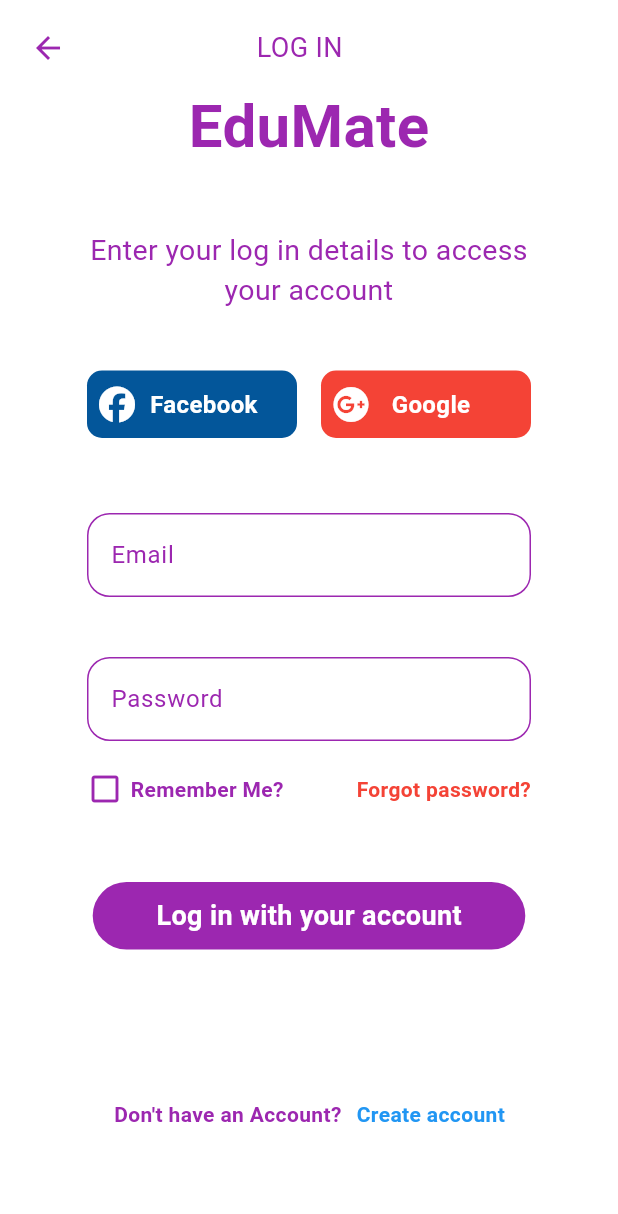
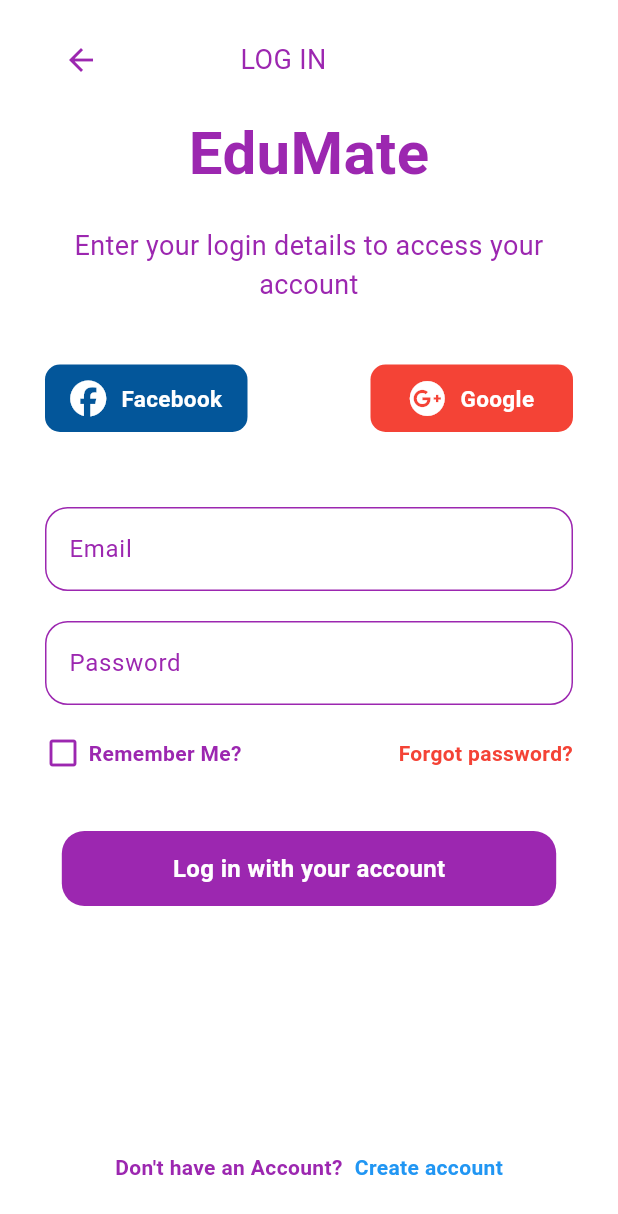
Before and after one commit to Eranga035225/learning_app_flutter, a Flutter app: the screen it shows after launch, on a phone screen of 412 x 824 dp. Shown: the top 1214 px of the screen. Run offline on Flutter 3.47's test engine with Material 3 defaults, Android fonts, the phone set to English and light mode, and no system bars; our stand-ins replace font_awesome_flutter, logger.

```diff
--- a/lib/screens/login_screen.dart
+++ b/lib/screens/login_screen.dart
@@ -1,6 +1,5 @@
 import 'package:flutter/material.dart';
 import 'package:font_awesome_flutter/font_awesome_flutter.dart';
-import 'package:learning_app_flutter/screens/myClasses.dart';
 import 'package:learning_app_flutter/screens/welcome_screen.dart';
 
 class LoginScreen extends StatefulWidget {
@@ -11,202 +10,213 @@ class LoginScreen extends StatefulWidget {
 }
 
 class _LoginScreenState extends State<LoginScreen> {
-
   @override
   Widget build(BuildContext context) {
-     final  size = MediaQuery.sizeOf(context);
+    final size = MediaQuery.sizeOf(context);
     return Scaffold(
       backgroundColor: Colors.white,
       body: SafeArea(
         child: Center(
           child: Padding(
-            padding: const EdgeInsets.all(8.0),
+            // ✅ Apply uniform padding for the whole column
+            padding: const EdgeInsets.symmetric(horizontal: 30, vertical: 16),
             child: Column(
-              mainAxisAlignment: MainAxisAlignment.start,
+              crossAxisAlignment: CrossAxisAlignment.center,
               children: [
+                // Top Row (Back button + Title)
                 Row(
                   children: [
-                    Align(
-                      alignment: Alignment.topLeft,
-                      child: BackButton(
-                        color:Colors.purple
-                      )
+                    BackButton(color: Colors.purple),
+                    const Spacer(),
+                    const Text(
+                      'LOG IN',
+                      style: TextStyle(color: Colors.purple, fontSize: 18),
                     ),
-                    SizedBox(width:115),
-                    Text('LOG IN' , style: TextStyle(color:Colors.purple, fontSize: 18),),
+                    const Spacer(flex: 2),
                   ],
                 ),
 
-                Text('EduMate', style:TextStyle(color:Colors.purple, fontSize:40, fontWeight: FontWeight.bold )),
-                Padding(
-                  padding: const EdgeInsets.symmetric(horizontal: 45, vertical:40),
-                  child: Text('Enter your log in details to access your account', style:TextStyle(color:Colors.purple, fontSize: 19), textAlign: TextAlign.center,),
+                const SizedBox(height: 10),
+
+                const Text(
+                  'EduMate',
+                  style: TextStyle(
+                    color: Colors.purple,
+                    fontSize: 40,
+                    fontWeight: FontWeight.bold,
+                  ),
                 ),
-                Padding(
-                  padding: const EdgeInsets.symmetric(horizontal: 50.0),
-                  child: Row(children: [
-                    Container(
-                      height:45,
-                      width: 140,
-                      decoration: BoxDecoration(
-                        color: const Color.fromARGB(255, 3, 86, 154),
-                        borderRadius: BorderRadius.circular(10),
-                      ),
-                      child: Center(child: Padding(
-                        padding: const EdgeInsets.all(8.0),
-                        child: Row(
-                          children: [
-                             Icon(FontAwesomeIcons.facebook, color: Colors.white,),
-                             SizedBox(width:10),
-                            Text('Facebook', style:TextStyle(color:Colors.white, fontSize: 16, fontWeight: FontWeight.bold)),
 
-                          ],
-                        ),
-                      )),
+                const SizedBox(height: 20),
 
+                const Text(
+                  'Enter your login details to access your account',
+                  style: TextStyle(color: Colors.purple, fontSize: 18),
+                  textAlign: TextAlign.center,
+                ),
 
+                const SizedBox(height: 40),
 
+                // Facebook and Google buttons
+                Row(
+                  mainAxisAlignment: MainAxisAlignment.spaceBetween,
+                  children: [
+                    _socialButton(
+                      color: const Color(0xFF03569A),
+                      icon: FontAwesomeIcons.facebook,
+                      text: 'Facebook',
+                    ),
+                    _socialButton(
+                      color: Colors.red,
+                      icon: FontAwesomeIcons.googlePlus,
+                      text: 'Google',
+                    ),
+                  ],
+                ),
+
+                const SizedBox(height: 50),
+
+                // Email field
+                _inputField(hint: 'Email'),
+
+                const SizedBox(height: 20),
+
+                // Password field
+                _inputField(hint: 'Password'),
+
+                const SizedBox(height: 20),
+
+                Row(
+                  children: const [
+                    Icon(Icons.check_box_outline_blank, color: Colors.purple),
+                    SizedBox(width: 5),
+                    Text(
+                      'Remember Me?',
+                      style: TextStyle(
+                          color: Colors.purple,
+                          fontSize: 14,
+                          fontWeight: FontWeight.bold),
                     ),
                     Spacer(),
-                    Container(
-                      height:45,
-                      width: 140,
-                      decoration: BoxDecoration(
-                        color: Colors.red,
-                        borderRadius: BorderRadius.circular(10),
-                      ),
-                      child: Center(child: Padding(
-                        padding: const EdgeInsets.all(8.0),
-                        child: Row(
-                          children: [
-                            Icon(FontAwesomeIcons.googlePlus, color: Colors.white,),
-                            SizedBox(width:15),
-                            Text('Google', style:TextStyle(color:Colors.white, fontSize: 16, fontWeight: FontWeight.bold)),
-                          ],
-                        ),
-                      )),
-
-
-
-
-                    )
-
-                  ],),
+                    Text(
+                      'Forgot password?',
+                      style: TextStyle(
+                          color: Colors.red,
+                          fontSize: 14,
+                          fontWeight: FontWeight.bold),
+                    ),
+                  ],
                 ),
 
-                Padding(
-                  padding: const EdgeInsets.only(left: 50.0,right:50.0 ,top:50,bottom:40 ),
-                  child: TextField(
+                const SizedBox(height: 40),
 
-                    decoration: InputDecoration(
-                      focusedBorder: OutlineInputBorder(
-                        borderRadius: BorderRadius.circular(15),
-                        borderSide: BorderSide(
-                          color: Colors.purple
-                        )
+                GestureDetector(
+                  onTap: () {
+                    Navigator.pushReplacement(
+                      context,
+                      MaterialPageRoute(
+                        builder: (context) => const WelcomeScreen(),
                       ),
-                      enabledBorder: OutlineInputBorder(
-                        borderRadius: BorderRadius.circular(15),
-                        borderSide: BorderSide(
-                          color: Colors.purple,
-
-
-                        )
-                      ),
-                      hintText: 'Email',
-                      hintStyle: TextStyle(
-                        color: Colors.purple
-
-                      )
-
-
-                    ),
-
-
-
-                  ),
-                ),
-                Padding(
-                  padding: const EdgeInsets.symmetric(horizontal: 50.0,),
-                  child: TextField(
-
-                    decoration: InputDecoration(
-                      focusedBorder: OutlineInputBorder(
-                        borderRadius: BorderRadius.circular(15),
-                        borderSide: BorderSide(
-                          color: Colors.purple
-                        )
-                      ),
-                      enabledBorder: OutlineInputBorder(
-                        borderRadius: BorderRadius.circular(15),
-                        borderSide: BorderSide(
-                          color: Colors.purple,
-
-
-                        )
-                      ),
-                      hintText: 'Password',
-                      hintStyle: TextStyle(
-                        color: Colors.purple
-
-                      )
-
-
-                    ),
-
-
-
-                  ),
-                ),
-                Padding(
-                  padding: const EdgeInsets.symmetric(vertical:20.0,horizontal: 50),
-                  child: Row(children: [
-                    Icon(Icons.check_box_outline_blank, color: Colors.purple,),
-                    SizedBox(width:5),
-                    Text('Remember Me?' ,style: TextStyle(color: Colors.purple, fontSize: 14, fontWeight: FontWeight.bold),)  ,
-                    Spacer(),
-                    Text('Forgot password?', style: TextStyle(color:Colors.red, fontSize: 14, fontWeight: FontWeight.bold),)
-                  ],),
+                    );
+                  },
+                  child: _customButton(size: size, text: 'Log in with your account'),
                 ),
 
-                SizedBox(height:30),
+                const Spacer(),
 
-                GestureDetector(
-                  onTap: (){
-                    Navigator.pushReplacement(context, MaterialPageRoute(builder: (context)=> WelcomeScreen()));
+                Row(
+                  mainAxisAlignment: MainAxisAlignment.center,
+                  children: const [
+                    Text(
+                      'Don\'t have an Account?',
+                      style: TextStyle(
+                        color: Colors.purple,
+                        fontSize: 14,
+                        fontWeight: FontWeight.bold,
+                      ),
+                    ),
+                    SizedBox(width: 8),
+                    Text(
+                      'Create account',
+                      style: TextStyle(
+                        color: Colors.blue,
+                        fontSize: 14,
+                        fontWeight: FontWeight.bold,
+                      ),
+                    ),
+                  ],
+                ),
 
+                const SizedBox(height: 20),
+              ],
+            ),
+          ),
+        ),
+      ),
+    );
+  }
 
+  // 🔹 Reusable social login button
+  Widget _socialButton({required Color color, required IconData icon, required String text}) {
+    return Container(
+      height: 45,
+      width: 135,
+      decoration: BoxDecoration(
+        color: color,
+        borderRadius: BorderRadius.circular(10),
+      ),
+      child: Row(
+        mainAxisAlignment: MainAxisAlignment.center,
+        children: [
+          Icon(icon, color: Colors.white),
+          const SizedBox(width: 10),
+          Text(
+            text,
+            style: const TextStyle(
+              color: Colors.white,
+              fontSize: 15,
+              fontWeight: FontWeight.bold,
+            ),
+          ),
+        ],
+      ),
+    );
+  }
 
-                  },
-                  child: CustomButton(size: size , text: 'Log in with your account')),
+  // 🔹 Reusable input field
+  Widget _inputField({required String hint}) {
+    return TextField(
+      decoration: InputDecoration(
+        hintText: hint,
+        hintStyle: const TextStyle(color: Colors.purple),
+        enabledBorder: OutlineInputBorder(
+          borderRadius: BorderRadius.circular(15),
+          borderSide: const BorderSide(color: Colors.purple),
+        ),
+        focusedBorder: OutlineInputBorder(
+          borderRadius: BorderRadius.circular(15),
+          borderSide: const BorderSide(color: Colors.purple, width: 1.5),
+        ),
+      ),
+    );
+  }
 
-                Padding(
-                  padding: const EdgeInsets.only(top:100,left:68,right:50),
-                  child: Row(children: [
-                    Text('Don\'t have an Account?', style: TextStyle(color:Colors.purple,fontSize: 14, fontWeight: FontWeight.bold),),
-                    SizedBox(width:10),
-                    Text('Create account', style:TextStyle(color:Colors.blue,fontSize: 14, fontWeight: FontWeight.bold)),
-                  ],),
-                )
-
-
-
-
-
-
-
-              ]
-
-            ),
-          )
+  // 🔹 Custom main login button
+  Widget _customButton({required Size size, required String text}) {
+    return Container(
+      width: size.width * 0.8,
+      height: 50,
+      decoration: BoxDecoration(
+        color: Colors.purple,
+        borderRadius: BorderRadius.circular(15),
+      ),
+      child: Center(
+        child: Text(
+          text,
+          style: const TextStyle(
+              color: Colors.white, fontSize: 16, fontWeight: FontWeight.bold),
         ),
-      )
-
-
-
-
-
-
+      ),
     );
   }
 }
--- a/lib/screens/myaccount.dart
+++ b/lib/screens/myaccount.dart
@@ -8,6 +8,7 @@ class MyProfile extends StatelessWidget {
 
   @override
   Widget build(BuildContext context) {
+    final size = MediaQuery.sizeOf(context);
     return Scaffold(
       backgroundColor: Colors.white,
 
@@ -76,11 +77,23 @@ class MyProfile extends StatelessWidget {
             Padding(
               padding: const EdgeInsets.symmetric(horizontal: 35.0),
               child: Column(
+                crossAxisAlignment: CrossAxisAlignment.start,
+
                 children: [
-                  settingTile(text: 'Account Setting'),
+                  settingTile(text: 'Account Settings'),
                   settingTile(text: 'Download Options'),
-                  settingTile(text: 'Help & Support'),
-                  settingTile(text: 'Logout'),
+                  settingTile(text: 'Notifications Setting'),
+                  SizedBox(height:30),
+                  settingTile(text: 'Privacy & Policy'),
+                  settingTile(text: 'Help center'),
+                  settingTile(text: 'about Us'),
+                  Padding(
+                    padding: const EdgeInsets.all(8.0),
+                    child: Text('Delete Account', style:TextStyle(color:Colors.red, fontSize: 18)),
+                  ),
+                  SizedBox(height:50),
+
+                  Center(child: CustomButton(size: size, text: 'Log Out'))
 
 
 
@@ -118,10 +131,13 @@ class settingTile extends StatelessWidget {
 
   @override
   Widget build(BuildContext context) {
-    return Row(children: [
-      Text(text, style: TextStyle(color:Colors.purple, fontSize: 18)),
-      Spacer(),
-      Icon(Icons.arrow_forward_ios_rounded, color:Colors.purple, size: 15,)
-    ],);
+    return Padding(
+      padding: const EdgeInsets.all(8.0),
+      child: Row(children: [
+        Text(text, style: TextStyle(color:Colors.purple, fontSize: 18)),
+        Spacer(),
+        Icon(Icons.arrow_forward_ios_rounded, color:Colors.purple, size: 15,)
+      ],),
+    );
   }
 }
```
